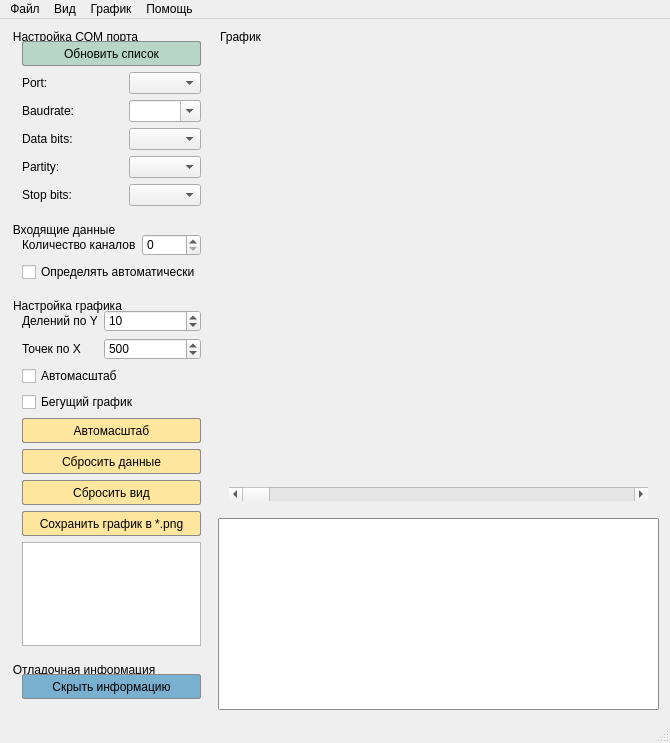
The window that mainwindow.ui (Solderingironspb/Serial_port_Plotter_by_Solderingironspb) describes before a commit, drawn with Qt 5.
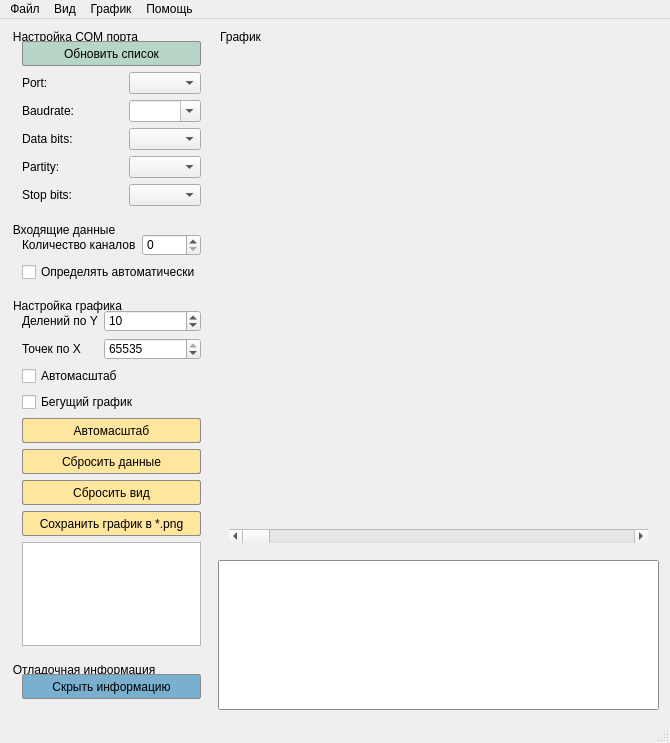
The same window after the commit. Icons and pictures are not drawn. Custom widgets are drawn as their Qt base class.

What changed in the file:
```diff
--- a/mainwindow.ui
+++ b/mainwindow.ui
@@ -509,10 +509,13 @@
                 </size>
                </property>
                <property name="maximum">
-                <number>3000</number>
+                <number>65535</number>
+               </property>
+               <property name="stepType">
+                <enum>QAbstractSpinBox::AdaptiveDecimalStepType</enum>
                </property>
                <property name="value">
-                <number>500</number>
+                <number>65535</number>
                </property>
               </widget>
              </item>
@@ -820,6 +823,12 @@
           <height>0</height>
          </size>
         </property>
+        <property name="maximumSize">
+         <size>
+          <width>16777215</width>
+          <height>150</height>
+         </size>
+        </property>
         <property name="styleSheet">
          <string notr="true">QTextEdit{
 
```
Left out of the diff: 132 changed lines with no effect on the pictures.
